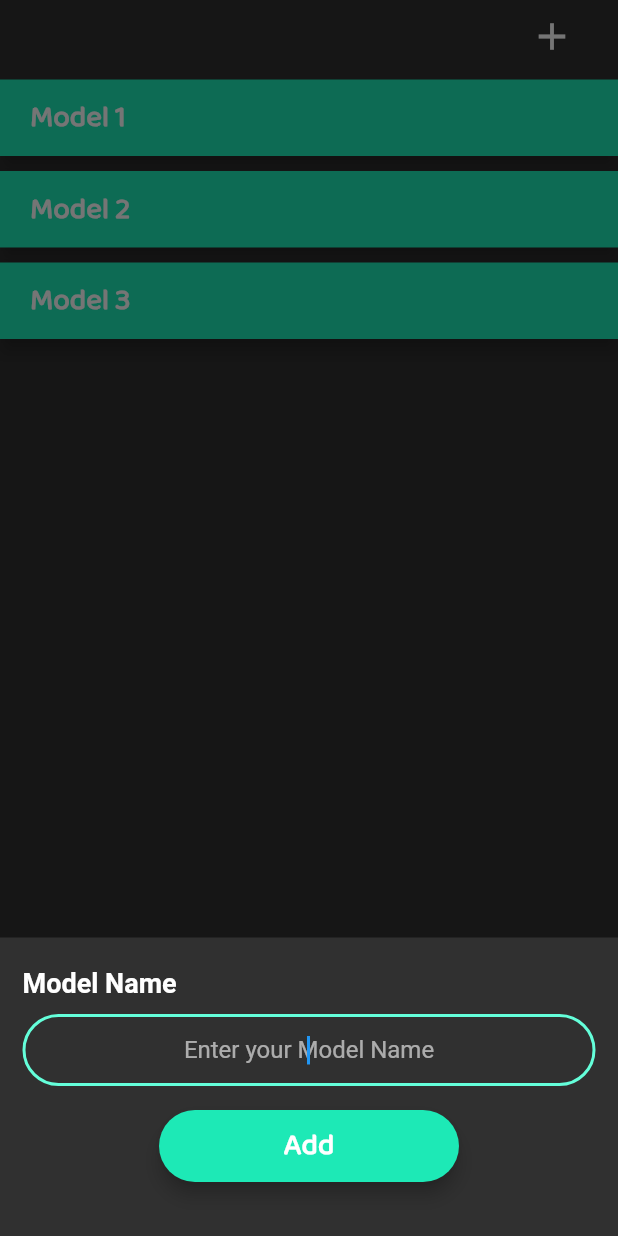
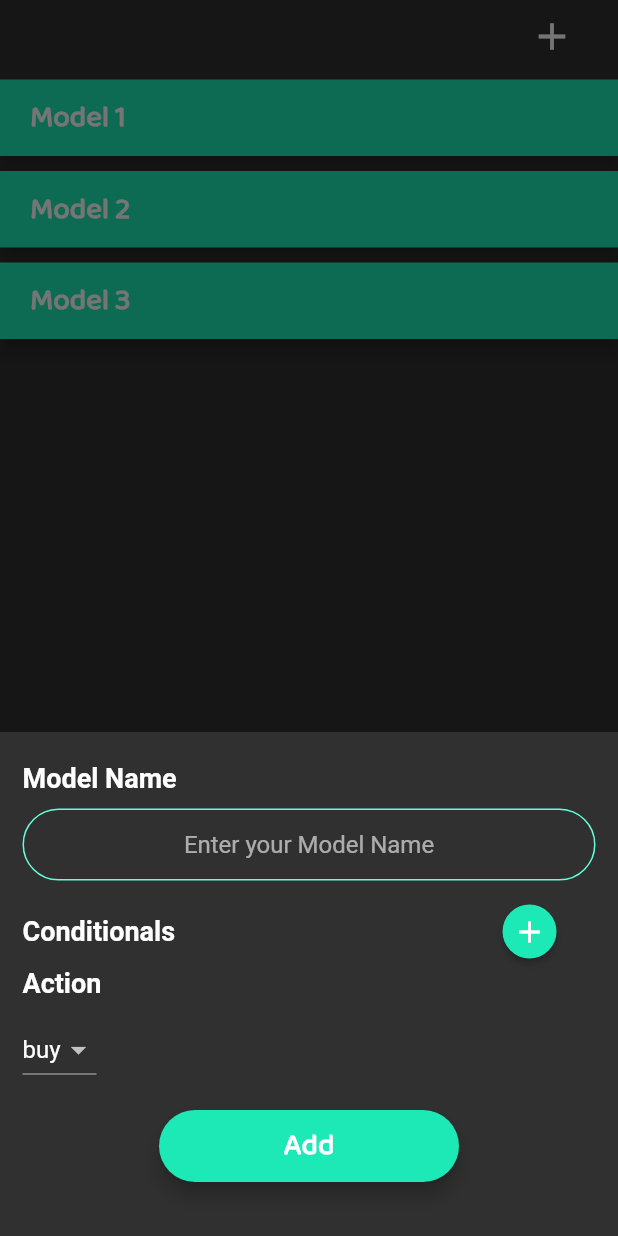
Before and after one commit to tzcliff/Stock-Ticker, a Flutter app: the HomeScreen screen opened by its route, item 3 of the bottom bar chosen, after a tap on the "add" icon, on a phone screen of 412 x 824 dp. Run offline on Flutter 3.47's test engine with Material 2 defaults, Android fonts, the phone set to English and light mode, and no system bars; our stand-ins replace animated_text_kit, cloud_firestore, firebase_auth, flutter_typeahead, google_sign_in, modal_progress_hud and 1 more; accounts and stored records are empty; network calls fail.

Commit message:
models backend and customized models

```diff
--- /dev/null
+++ b/flutter_module/lib/components/icon_round_button.dart
@@ -0,0 +1,24 @@
+import 'package:flutter/material.dart';
+
+class IconRoundButton extends StatelessWidget {
+  final Function onPress;
+  final IconData iconData;
+  const IconRoundButton({
+    this.onPress,
+    this.iconData,
+  });
+
+  @override
+  Widget build(BuildContext context) {
+    return RawMaterialButton(
+      onPressed: this.onPress,
+      child: Icon(
+        this.iconData,
+      ),
+      shape: CircleBorder(),
+      elevation: 2.0,
+      fillColor: Colors.tealAccent.shade400,
+      padding: const EdgeInsets.all(5.0),
+    );
+  }
+}
--- a/flutter_module/lib/components/model_item.dart
+++ b/flutter_module/lib/components/model_item.dart
@@ -1,6 +1,7 @@
 import 'package:flutter/material.dart';
 
 import 'package:fluttermodule/constants.dart';
+import 'package:fluttermodule/screens/model_info_screen.dart';
 
 class ModelItem extends StatelessWidget {
   final String name;
@@ -11,7 +12,13 @@ class ModelItem extends StatelessWidget {
 
   @override
   Widget build(BuildContext context) {
-    return Padding(
+    return GestureDetector(
+      onTap: () {
+        Navigator.push(context, MaterialPageRoute(builder: (context) {
+          return ModelInfoScreen();
+        }));
+      },
+      child: Padding(
         padding: const EdgeInsets.symmetric(vertical: 5),
         child: Material(
           color: Colors.tealAccent.shade400,
@@ -29,6 +36,7 @@ class ModelItem extends StatelessWidget {
             padding: EdgeInsets.symmetric(horizontal: 20, vertical: 10),
           ),
         ),
+      ),
     );
   }
 }
--- /dev/null
+++ b/flutter_module/lib/models/conditional.dart
@@ -0,0 +1,16 @@
+import 'package:flutter/foundation.dart';
+
+import 'enums.dart';
+
+class Conditional {
+  StockItem stockItem = StockItem.price;
+  Trend trend = Trend.increase;
+  double scope = 10.0;
+  int dayPeriod = 2;
+  Conditional({
+    @required this.stockItem,
+    @required this.trend,
+    @required this.scope,
+    @required this.dayPeriod,
+  });
+}
--- /dev/null
+++ b/flutter_module/lib/models/enums.dart
@@ -0,0 +1,35 @@
+enum StockItem {
+  price,
+  high,
+  low,
+  open,
+  close,
+}
+
+extension on StockItem {
+  String toShortString() {
+    return this.toString().split('.').last;
+  }
+}
+
+enum Trend {
+  increase,
+  decrease,
+}
+
+extension on Trend {
+  String toShortString() {
+    return this.toString().split('.').last;
+  }
+}
+
+enum UserAction {
+  buy,
+  sell,
+}
+
+extension on UserAction {
+  String toShortString() {
+    return this.toString().split('.').last;
+  }
+}
--- a/flutter_module/lib/models/model.dart
+++ b/flutter_module/lib/models/model.dart
@@ -1,6 +1,16 @@
+import 'package:flutter/foundation.dart';
+
+import 'conditional.dart';
+import 'enums.dart';
+
 class Model {
   String name;
+  List<Conditional> conditionals = [];
+  UserAction action = UserAction.buy;
+
   Model({
-    this.name,
+    @required this.name,
+    @required this.conditionals,
+    @required this.action,
   });
 }
--- a/flutter_module/lib/models/model_data.dart
+++ b/flutter_module/lib/models/model_data.dart
@@ -1,13 +1,14 @@
 import 'dart:collection';
 
 import 'package:flutter/cupertino.dart';
+import 'package:fluttermodule/models/enums.dart';
 import 'package:fluttermodule/models/model.dart';
 
 class ModelData extends ChangeNotifier {
   List<Model> _models = [
-    Model(name: 'Model 1'),
-    Model(name: 'Model 2'),
-    Model(name: 'Model 3'),
+    Model(name: 'Model 1', action: UserAction.buy, conditionals: []),
+    Model(name: 'Model 2', action: UserAction.sell, conditionals: []),
+    Model(name: 'Model 3', action: UserAction.sell, conditionals: []),
   ];
   UnmodifiableListView get models {
     return UnmodifiableListView(_models);
--- a/flutter_module/lib/screens/add_model_screen.dart
+++ b/flutter_module/lib/screens/add_model_screen.dart
@@ -1,9 +1,16 @@
 import 'package:flutter/material.dart';
+import 'package:provider/provider.dart';
+
+import 'package:fluttermodule/components/dropdowns.dart';
+import 'package:fluttermodule/components/icon_round_button.dart';
+import 'package:fluttermodule/components/rounded_button.dart';
 import 'package:fluttermodule/constants.dart';
-import 'package:fluttermodule/components/rounded_button.dart';
+import 'package:fluttermodule/models/conditional.dart';
+import 'package:fluttermodule/models/enums.dart';
 import 'package:fluttermodule/models/model.dart';
-import 'package:provider/provider.dart';
 import 'package:fluttermodule/models/model_data.dart';
+
+List<Conditional> conditionals = [];
 
 class AddModelScreen extends StatefulWidget {
   @override
@@ -11,7 +18,26 @@ class AddModelScreen extends StatefulWidget {
 }
 
 class _AddModelScreenState extends State<AddModelScreen> {
+  // String selectedItem = StockItem.price.toString().split('.').last;
+  // String selectedTrend = Trend.increase.toString().split('.').last;
+  // int selectedPerid = 2;
+  UserAction selectedAction = UserAction.buy;
+
+  List<ConditionalListTile> listTiles = [];
   String modelName;
+
+  void createConditional() {
+    conditionals.add(Conditional(
+        stockItem: StockItem.price,
+        trend: Trend.increase,
+        scope: 10,
+        dayPeriod: 2));
+    print(conditionals[conditionals.length - 1].dayPeriod.toString());
+    setState(() {
+      listTiles.add(ConditionalListTile(index: conditionals.length - 1));
+    });
+  }
+
   @override
   Widget build(BuildContext dcontext) {
     return Container(
@@ -28,18 +54,56 @@ class _AddModelScreenState extends State<AddModelScreen> {
           ),
           TextField(
             textAlign: TextAlign.center,
-            autofocus: true,
             onChanged: (value) {
               modelName = value;
-              print(modelName);
             },
             decoration: kCreateModelTextFieldDecoration.copyWith(
                 hintText: 'Enter your Model Name'),
           ),
+          SizedBox(
+            height: 10,
+          ),
+          Row(
+            mainAxisAlignment: MainAxisAlignment.spaceBetween,
+            children: <Widget>[
+              Text(
+                'Conditionals',
+                style: TextStyle(fontSize: 18, fontWeight: FontWeight.bold),
+              ),
+              IconRoundButton(
+                iconData: Icons.add,
+                onPress: () {
+                  createConditional();
+                },
+              )
+            ],
+          ),
+          Column(
+            children: listTiles,
+          ),
+          Text(
+            'Action',
+            style: TextStyle(fontSize: 18, fontWeight: FontWeight.bold),
+          ),
+          SizedBox(
+            height: 10,
+          ),
+          ModelActionDropdown(
+            selected: selectedAction,
+            onChange: (value) {
+              setState(() {
+                selectedAction = value;
+              });
+            },
+          ),
           Center(
             child: RoundedButton(
               onPressed: () {
-                Model model = Model(name: modelName);
+                Model model = Model(
+                  action: selectedAction,
+                  name: modelName,
+                  conditionals: conditionals,
+                );
                 Provider.of<ModelData>(context, listen: false).addModel(model);
                 Navigator.pop(context);
               },
@@ -52,3 +116,50 @@ class _AddModelScreenState extends State<AddModelScreen> {
     );
   }
 }
+
+class ConditionalListTile extends StatefulWidget {
+  const ConditionalListTile({
+    Key key,
+    @required this.index,
+  }) : super(key: key);
+
+  final int index;
+
+  @override
+  _ConditionalListTileState createState() => _ConditionalListTileState();
+}
+
+class _ConditionalListTileState extends State<ConditionalListTile> {
+  @override
+  Widget build(BuildContext context) {
+    return Container(
+      margin: EdgeInsets.symmetric(vertical: 10),
+      child: ListTile(
+        leading: ModelItemDropdown(
+          selected: conditionals[widget.index].stockItem,
+          onChange: (value) {
+            setState(() {
+              conditionals[widget.index].stockItem = value;
+            });
+          },
+        ),
+        title: ModelTrendDropdown(
+          selected: conditionals[widget.index].trend,
+          onChange: (value) {
+            setState(() {
+              conditionals[widget.index].trend = value;
+            });
+          },
+        ),
+        trailing: ModelPeriodDropdown(
+          selected: conditionals[widget.index].dayPeriod,
+          onChange: (value) {
+            setState(() {
+              conditionals[widget.index].dayPeriod = value;
+            });
+          },
+        ),
+      ),
+    );
+  }
+}
--- a/flutter_module/pubspec.yaml
+++ b/flutter_module/pubspec.yaml
@@ -19,7 +19,7 @@ description: A new Flutter module.
 version: 1.0.0+1
 
 environment:
-  sdk: ">=2.1.0 <3.0.0"
+  sdk: ">=2.6.0 <3.0.0"
 
 dependencies:
   flutter:
```
Also changed, not shown: flutter_module/lib/components/dropdowns.dart (added, +107 -0 lines), flutter_module/lib/screens/model_info_screen.dart (added, +11 -0 lines), flutter_module/.android/app/google-services.json (deleted), 4 other files. Lines whose indentation alone changed are shown as unchanged.
